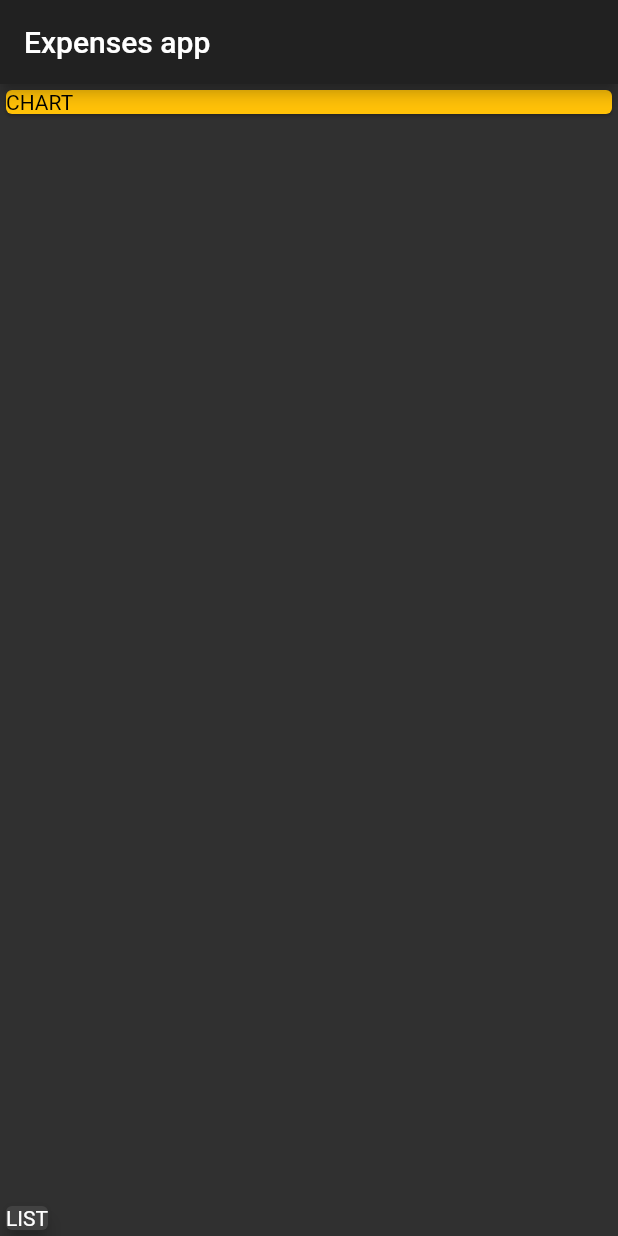
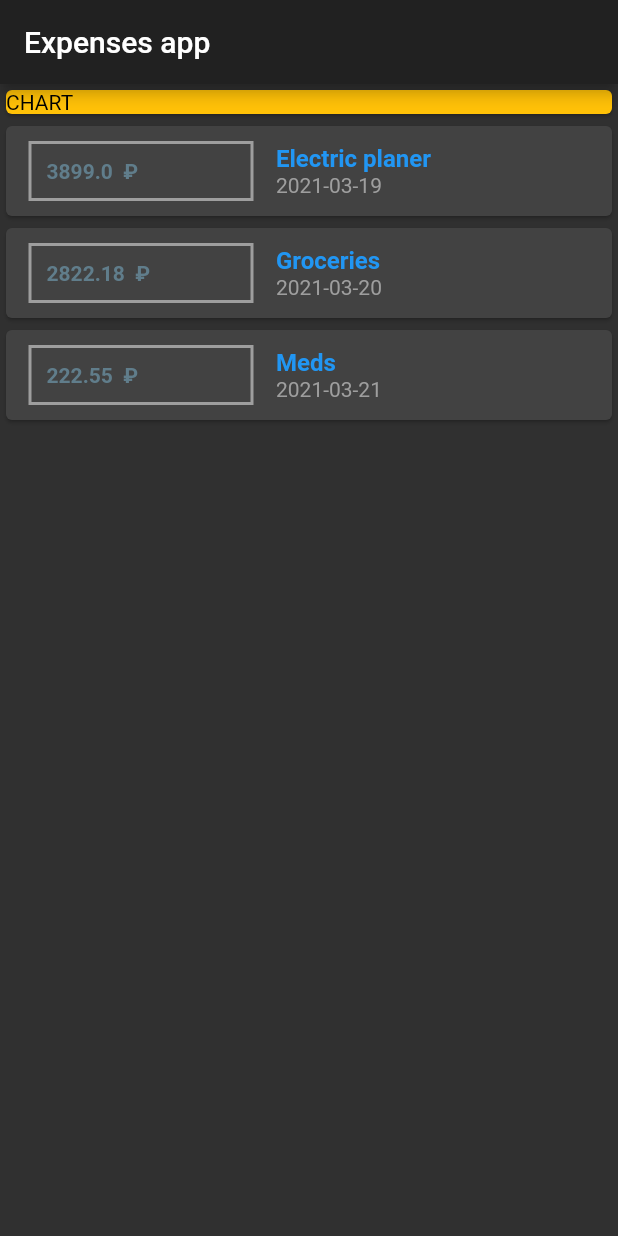
Before and after one commit to gleb-svechnikov/expenses_app, a Flutter app: the screen it shows after launch, on a phone screen of 412 x 824 dp. Run offline on Flutter 3.47's test engine with Material 2 defaults, Android fonts, the phone set to English and light mode, and no system bars.

Commit message:
Add fake list of transactions

```diff
--- a/lib/main.dart
+++ b/lib/main.dart
@@ -1,4 +1,15 @@
+import './transaction.dart';
 import 'package:flutter/material.dart';
+import 'package:uuid/uuid.dart';
+import 'package:intl/intl.dart';
+
+String getAmountWithCurrency(double amount) {
+  Intl.defaultLocale = 'ru_RU';
+  var format = NumberFormat.simpleCurrency();
+  return '${amount.toString()}  ${format.currencySymbol}';
+}
+
+var uuid = Uuid();
 
 void main() {
   runApp(MyApp());
@@ -16,6 +27,12 @@ class MyApp extends StatelessWidget {
 }
 
 class ExpenseApp extends StatelessWidget {
+  final List<Transaction> transactions = [
+    Transaction(id: uuid.v4(), title: 'Electric planer', amount: 3899.00, date: DateTime.utc(2021, 03, 19)),
+    Transaction(id: uuid.v4(), title: 'Groceries', amount: 2822.18, date: DateTime.utc(2021, 03, 20)),
+    Transaction(id: uuid.v4(), title: 'Meds', amount: 222.55, date: DateTime.utc(2021, 03, 21))
+  ];
+
   @override
   Widget build(BuildContext context) {
     return Scaffold(
@@ -23,7 +40,7 @@ class ExpenseApp extends StatelessWidget {
           title: Text('Expenses app'),
         ),
         body: Column(
-          mainAxisAlignment: MainAxisAlignment.spaceBetween,
+          mainAxisAlignment: MainAxisAlignment.start,
           crossAxisAlignment: CrossAxisAlignment.start,
           children: <Widget>[
             Container(
@@ -34,9 +51,40 @@ class ExpenseApp extends StatelessWidget {
                       'CHART',
                       style: TextStyle(color: Colors.black),
                     ))),
-            Card(
-              child: Text('LIST'),
-              elevation: 5,
+            Column(
+              children: transactions
+                  .map(
+                    (transaction) => Card(
+                      child: Row(
+                        children: [
+                          Container(
+                            width: 150,
+                            margin: EdgeInsets.symmetric(vertical: 10, horizontal: 15),
+                            decoration: BoxDecoration(border: Border.all(color: Colors.grey, width: 2)),
+                            child: Text(
+                              getAmountWithCurrency(transaction.amount),
+                              style: TextStyle(color: Colors.blueGrey, fontSize: 14, fontWeight: FontWeight.bold),
+                            ),
+                            padding: EdgeInsets.all(10),
+                          ),
+                          Column(
+                            crossAxisAlignment: CrossAxisAlignment.start,
+                            children: [
+                              Text(
+                                transaction.title,
+                                style: TextStyle(color: Colors.blue, fontSize: 16, fontWeight: FontWeight.bold),
+                              ),
+                              Text(
+                                transaction.date.toString().split(' ')[0], // temp fix due to intl incompatibility
+                                style: TextStyle(color: Colors.grey),
+                              )
+                            ],
+                          ),
+                        ],
+                      ),
+                    ),
+                  )
+                  .toList(),
             )
           ],
         ));
--- /dev/null
+++ b/lib/transaction.dart
@@ -0,0 +1,8 @@
+class Transaction {
+  final String id;
+  final String title;
+  final double amount;
+  final DateTime date;
+
+  Transaction({required this.id, required this.title, required this.amount, required this.date});
+}
--- a/pubspec.yaml
+++ b/pubspec.yaml
@@ -28,8 +28,10 @@ dependencies:
   # The following adds the Cupertino Icons font to your application.
   # Use with the CupertinoIcons class for iOS style icons.
   cupertino_icons: ^1.0.2
+  intl: ^0.17.0
 
 dev_dependencies:
+  uuid: 3.0.1
   flutter_test:
     sdk: flutter
 
```
Also changed, not shown: pubspec.lock.
